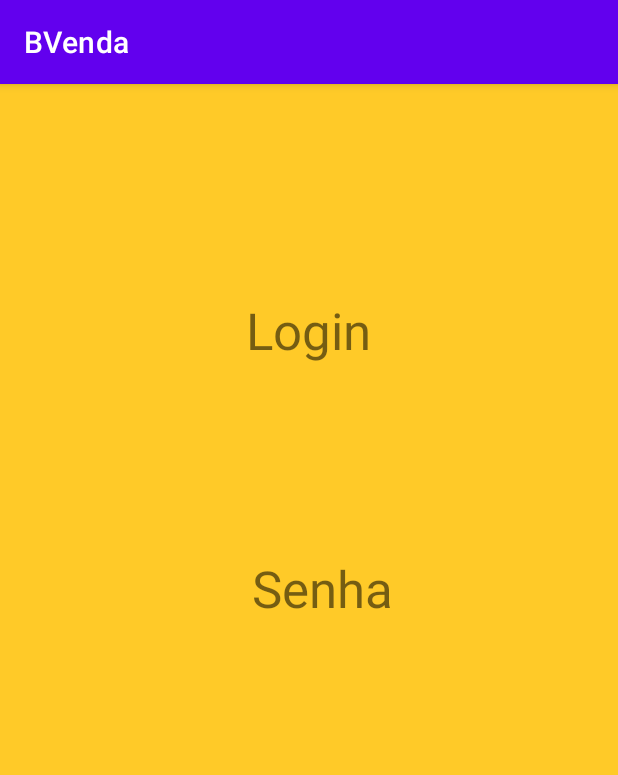
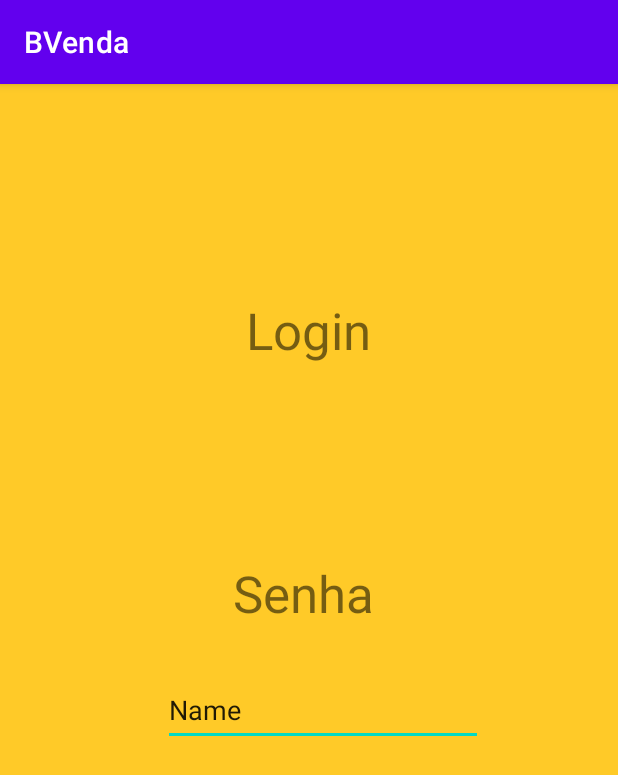
Before and after one commit to r4f4siqueira/BVenda, an Android app: the screen it shows after launch (MainActivity), on a phone screen of 412 x 824 dp. Shown: the top 775 px of the screen. Run offline under Robolectric (Android 15) with nearby library versions, the phone set to English and light mode, and no system bars.

Commit message:
test commit

```diff
--- a/app/src/main/res/layout/activity_main.xml
+++ b/app/src/main/res/layout/activity_main.xml
@@ -29,10 +29,23 @@
         android:textAlignment="center"
         android:textSize="34sp"
         app:layout_constraintBottom_toBottomOf="parent"
-        app:layout_constraintHorizontal_bias="0.529"
+        app:layout_constraintHorizontal_bias="0.488"
         app:layout_constraintLeft_toLeftOf="parent"
         app:layout_constraintRight_toRightOf="parent"
         app:layout_constraintTop_toTopOf="parent"
-        app:layout_constraintVertical_bias="0.434" />
+        app:layout_constraintVertical_bias="0.438" />
+
+    <EditText
+        android:id="@+id/editTextTextPersonName"
+        android:layout_width="wrap_content"
+        android:layout_height="wrap_content"
+        android:layout_marginEnd="90dp"
+        android:layout_marginTop="31dp"
+        android:ems="10"
+        android:inputType="textPersonName"
+        android:minHeight="48dp"
+        android:text="Name"
+        app:layout_constraintEnd_toEndOf="parent"
+        app:layout_constraintTop_toBottomOf="@+id/tvSenha" />
 
 </androidx.constraintlayout.widget.ConstraintLayout>
```
